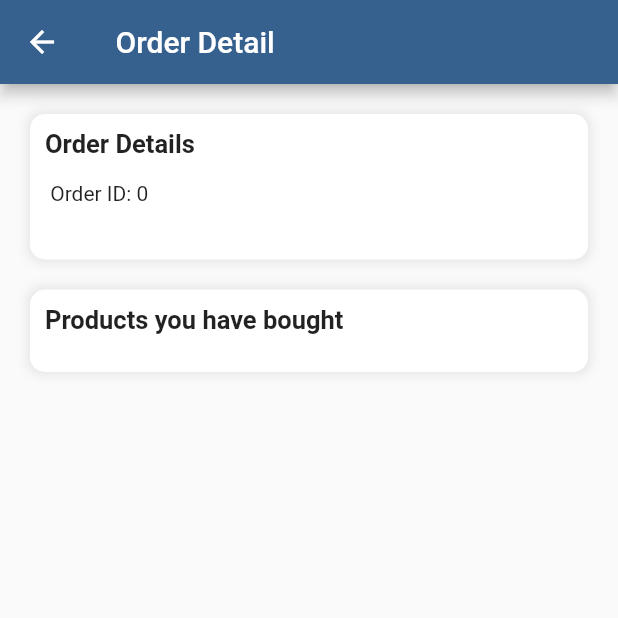
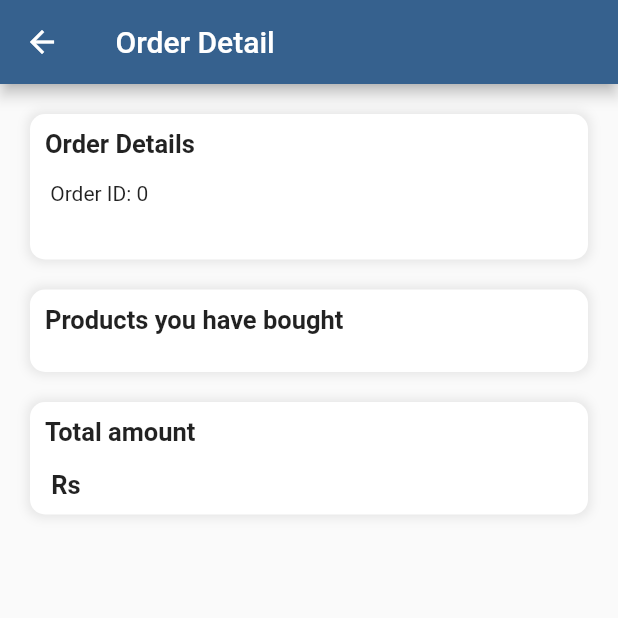
Before and after one commit to Atul022003/fooddeliveryapp, a Flutter app: the OrderDetailpage screen opened directly with empty values, on a phone screen of 412 x 824 dp, the top half of it. Run offline on Flutter 3.47's test engine with Material 3 defaults, Android fonts, the phone set to English and light mode, and no system bars; our stand-ins replace firebase_auth, firebase_core, firebase_messaging, flutter_local_notifications, fluttertoast, geolocator and 2 more; accounts and stored records are empty; network calls fail.

Commit message:
all the things done

```diff
--- a/lib/constants.dart
+++ b/lib/constants.dart
@@ -1,6 +1,6 @@
 
 class Constants {
-  static const baseUrl = "http://192.168.1.14:3000/";
+  static const baseUrl = "http://192.168.1.25:3000/";
 
   //apis
   static const allProductsAPI = "api/products";
--- a/lib/screens/add_address.dart
+++ b/lib/screens/add_address.dart
@@ -91,9 +91,7 @@ void moveToOriginalLocation(){
   @override
   Widget build(BuildContext context) {
     return Scaffold(
-      appBar: AppBar(
-        title: Text("Add Address"),
-      ),
+
       body: Padding(
         padding: EdgeInsets.all(20),
         child: Column(
--- a/lib/screens/address_page.dart
+++ b/lib/screens/address_page.dart
@@ -28,9 +28,7 @@ class AddressPageState extends State<AddressPage>{
   Widget build(BuildContext context) {
     final addressProvider = Provider.of<AddressProvider>(context);
     return Scaffold(
-      appBar: AppBar(
-        title: Text(""),
-      ),
+
 
       body: Stack(children: [
 
--- a/lib/screens/homePage.dart
+++ b/lib/screens/homePage.dart
@@ -36,6 +36,8 @@ class HomePageState extends State<HomePage>{
 
   @override
   void initState() {
+
+    LocalNotificationService.initialize();
     final provider = Provider.of<ProductProvider>(context,listen: false);
     final cartProvider = Provider.of<CartProvider>(context,listen: false);
     final wishlistProvider = Provider.of<WishlistProvider>(context,listen: false);
--- a/lib/screens/my_orders.dart
+++ b/lib/screens/my_orders.dart
@@ -1,4 +1,4 @@
-import 'dart:ffi';
+
 
 import 'package:flutter/cupertino.dart';
 import 'package:flutter/material.dart';
--- a/lib/screens/order_detailPage.dart
+++ b/lib/screens/order_detailPage.dart
@@ -70,6 +70,24 @@ class OrderDetailpageState extends State<OrderDetailpage>{
                 children: widget.order.products?.map((product)=>OrderDetailwiget(product,context)).toList() ?? List.empty(),
               )
             ],),
+          ),
+          SizedBox(height: 20,),
+          Container(
+            padding: const EdgeInsets.all(10),
+            width: double.infinity,
+            decoration: getCardDecoration(),
+            child: Column(
+              crossAxisAlignment: CrossAxisAlignment.start,
+              children: [
+
+                Text("Total amount",style: TextStyle(fontSize: 17,fontWeight: FontWeight.bold),),
+                SizedBox( height: 15,),
+                Column(
+                  children: [
+                    Text(" Rs ${widget.order.totalAmount}",style: TextStyle(fontSize: 17,fontWeight: FontWeight.bold),)
+                  ],
+                )
+              ],),
           )
         ],
 
--- a/pubspec.yaml
+++ b/pubspec.yaml
@@ -35,6 +35,8 @@ dependencies:
   google_sign_in: ^6.2.1
   fluttertoast: ^8.2.8
   google_maps_flutter: ^2.9.0
+  firebase_messaging: ^15.1.5
+  flutter_local_notifications: ^18.0.1
   geolocator: ^13.0.1
   flutter:
     sdk: flutter
```
Also changed, not shown: lib/main.dart (+76 -0 lines), pubspec.lock, 1 other file.
